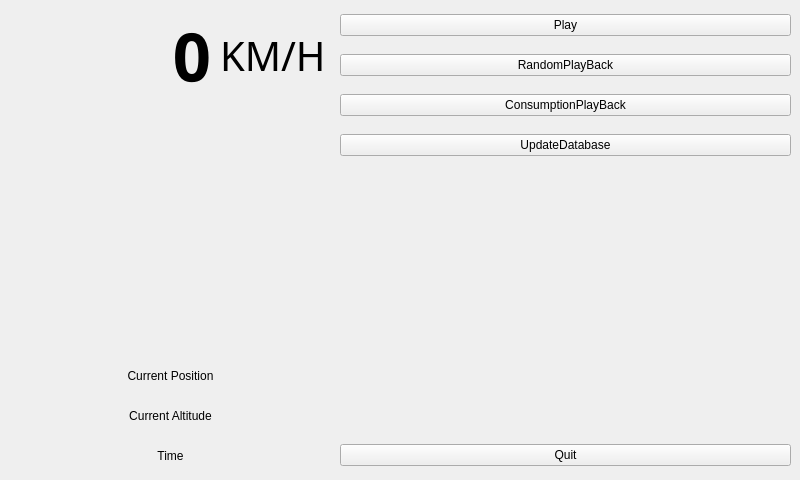
Before: the Qt Designer form src/ui/main_window.ui in anthony-mills/nomadicpi, drawn with Qt 5.
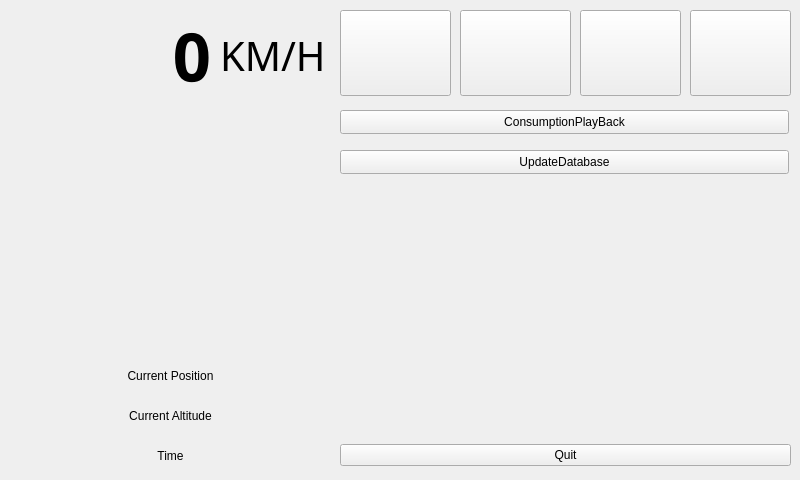
After: the same form once the commit is applied. Icons and pictures are not drawn.

Commit message: Replaced the text labels on the MPD control buttons with icons

```diff
--- a/src/ui/main_window.ui
+++ b/src/ui/main_window.ui
@@ -159,81 +159,124 @@
     </item>
    </layout>
   </widget>
-  <widget class="QWidget" name="horizontalLayoutWidget_5">
+  <widget class="QPushButton" name="UpdateDatabase">
    <property name="geometry">
     <rect>
      <x>340</x>
-     <y>10</y>
-     <width>451</width>
-     <height>31</height>
+     <y>150</y>
+     <width>449</width>
+     <height>24</height>
     </rect>
    </property>
-   <layout class="QHBoxLayout" name="RightColumn_2">
-    <item>
-     <widget class="QPushButton" name="MusicPlay">
-      <property name="text">
-       <string>Play</string>
-      </property>
-     </widget>
-    </item>
-   </layout>
+   <property name="text">
+    <string>UpdateDatabase</string>
+   </property>
   </widget>
-  <widget class="QWidget" name="horizontalLayoutWidget_6">
+  <widget class="QPushButton" name="ConsumptionPlayback">
    <property name="geometry">
     <rect>
      <x>340</x>
-     <y>50</y>
-     <width>451</width>
-     <height>31</height>
+     <y>110</y>
+     <width>449</width>
+     <height>24</height>
     </rect>
    </property>
-   <layout class="QHBoxLayout" name="RightColumn_3">
-    <item>
-     <widget class="QPushButton" name="RandomPlayback">
-      <property name="text">
-       <string>RandomPlayBack</string>
-      </property>
-     </widget>
-    </item>
-   </layout>
+   <property name="text">
+    <string>ConsumptionPlayBack</string>
+   </property>
   </widget>
-  <widget class="QWidget" name="horizontalLayoutWidget_7">
+  <widget class="QPushButton" name="MusicSkip">
    <property name="geometry">
     <rect>
-     <x>340</x>
-     <y>90</y>
-     <width>451</width>
-     <height>31</height>
+     <x>580</x>
+     <y>10</y>
+     <width>101</width>
+     <height>86</height>
     </rect>
    </property>
-   <layout class="QHBoxLayout" name="RightColumn_4">
-    <item>
-     <widget class="QPushButton" name="ConsumptionPlayback">
-      <property name="text">
-       <string>ConsumptionPlayBack</string>
-      </property>
-     </widget>
-    </item>
-   </layout>
+   <property name="text">
+    <string/>
+   </property>
+   <property name="icon">
+    <iconset>
+     <normaloff>icons/forward_button.png</normaloff>icons/forward_button.png</iconset>
+   </property>
+   <property name="iconSize">
+    <size>
+     <width>80</width>
+     <height>80</height>
+    </size>
+   </property>
   </widget>
-  <widget class="QWidget" name="horizontalLayoutWidget_8">
+  <widget class="QPushButton" name="RandomPlayback">
    <property name="geometry">
     <rect>
+     <x>690</x>
+     <y>10</y>
+     <width>101</width>
+     <height>86</height>
+    </rect>
+   </property>
+   <property name="text">
+    <string/>
+   </property>
+   <property name="icon">
+    <iconset>
+     <normaloff>icons/random_play.png</normaloff>icons/random_play.png</iconset>
+   </property>
+   <property name="iconSize">
+    <size>
+     <width>80</width>
+     <height>80</height>
+    </size>
+   </property>
+  </widget>
+  <widget class="QPushButton" name="MusicPlay">
+   <property name="geometry">
+    <rect>
+     <x>460</x>
+     <y>10</y>
+     <width>111</width>
+     <height>86</height>
+    </rect>
+   </property>
+   <property name="text">
+    <string/>
+   </property>
+   <property name="icon">
+    <iconset>
+     <normaloff>icons/play_button.png</normaloff>
+     <selectedon>icons/pause_button.png</selectedon>icons/play_button.png</iconset>
+   </property>
+   <property name="iconSize">
+    <size>
+     <width>80</width>
+     <height>80</height>
+    </size>
+   </property>
+  </widget>
+  <widget class="QPushButton" name="MusicStop">
+   <property name="geometry">
+    <rect>
      <x>340</x>
-     <y>130</y>
-     <width>451</width>
-     <height>31</height>
+     <y>10</y>
+     <width>111</width>
+     <height>86</height>
     </rect>
    </property>
-   <layout class="QHBoxLayout" name="RightColumn_5">
-    <item>
-     <widget class="QPushButton" name="UpdateDatabase">
-      <property name="text">
-       <string>UpdateDatabase</string>
-      </property>
-     </widget>
-    </item>
-   </layout>
+   <property name="text">
+    <string/>
+   </property>
+   <property name="icon">
+    <iconset>
+     <normaloff>icons/stop_button.png</normaloff>icons/stop_button.png</iconset>
+   </property>
+   <property name="iconSize">
+    <size>
+     <width>80</width>
+     <height>80</height>
+    </size>
+   </property>
   </widget>
  </widget>
  <resources/>
```
The commit also changes 10 other files.
